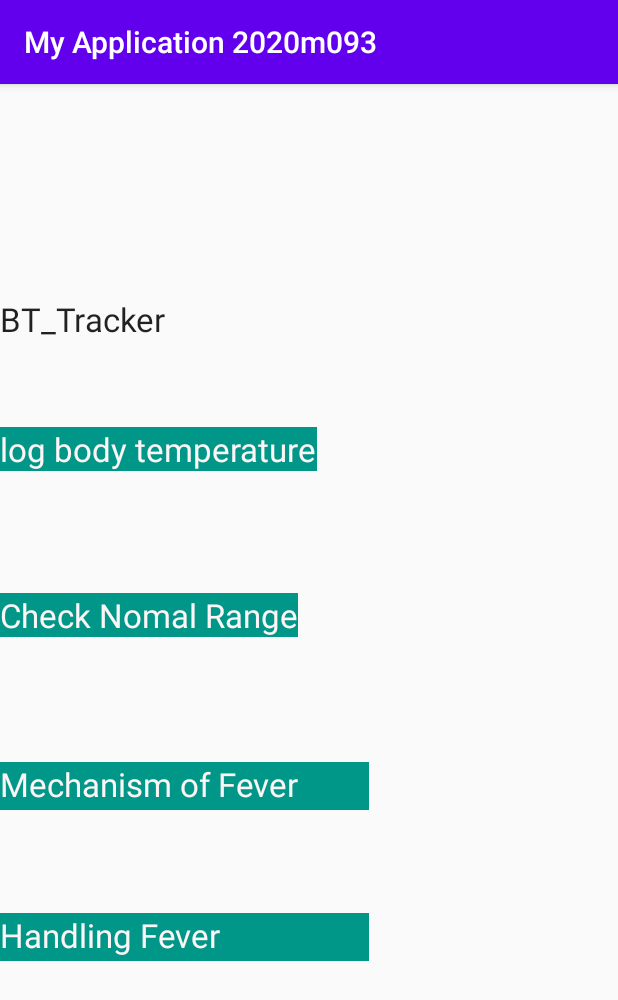
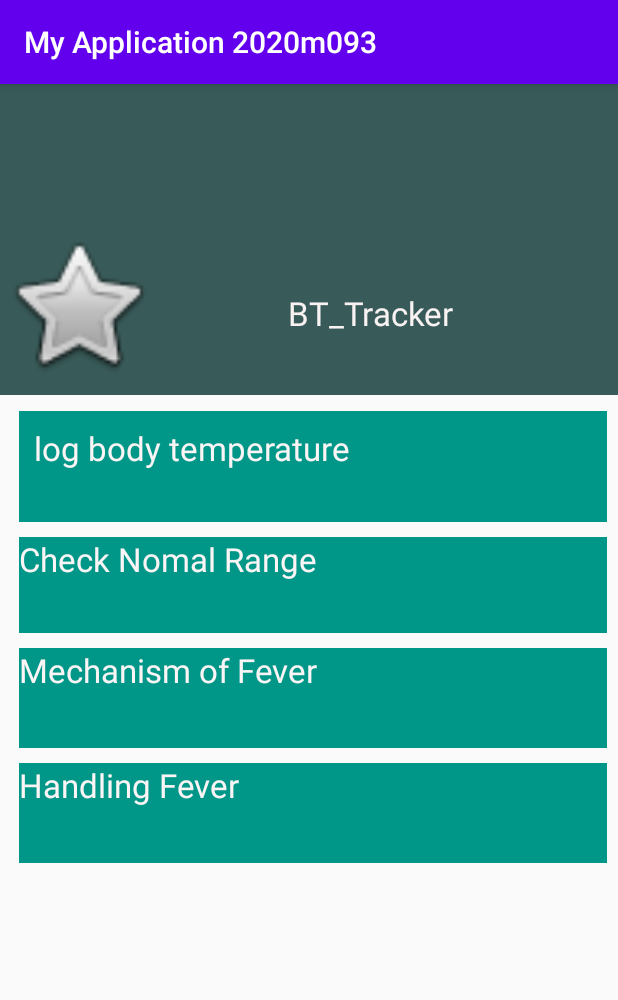
Before and after one commit to Asai0918/BT_Tracker, an Android app: the screen it shows after launch (MainActivity), on a phone screen of 412 x 824 dp. Shown: the top 1000 px of the screen. Run offline under Robolectric (Android 15) with nearby library versions, the phone set to English and light mode, and no system bars.

Commit message:
styled up Button 2,3,4.

```diff
--- a/app/src/main/res/layout/activity_main.xml
+++ b/app/src/main/res/layout/activity_main.xml
@@ -6,70 +6,111 @@
     android:layout_height="match_parent"
     tools:context=".MainActivity">
 
+    <View
+        android:id="@+id/titleBackground"
+        android:layout_width="422dp"
+        android:layout_height="207dp"
+        android:background="#385A58"
+        app:layout_constraintEnd_toEndOf="parent"
+        app:layout_constraintHorizontal_bias="0.066"
+        app:layout_constraintStart_toStartOf="parent"
+        app:layout_constraintTop_toTopOf="parent" />
+
     <TextView
-        android:id="@+id/MainButton4"
-        android:layout_width="246dp"
-        android:layout_height="32dp"
+        android:id="@+id/MainTitle"
+        android:layout_width="wrap_content"
+        android:layout_height="wrap_content"
+        android:layout_marginStart="88dp"
+        android:layout_marginLeft="88dp"
+        android:layout_marginBottom="40dp"
+        android:text="BT_Tracker"
+        android:textAppearance="@style/TextAppearance.AppCompat.Large"
+        android:textColor="#F8F2F2"
+        app:layout_constraintBottom_toBottomOf="@+id/titleBackground"
+        app:layout_constraintStart_toEndOf="@+id/titleimage" />
+
+    <ImageView
+        android:id="@+id/titleimage"
+        android:layout_width="104dp"
+        android:layout_height="120dp"
+        android:layout_marginTop="64dp"
+        app:layout_constraintBottom_toBottomOf="@+id/titleBackground"
+        app:layout_constraintStart_toStartOf="@+id/titleBackground"
+        app:srcCompat="@android:drawable/btn_star"/>
+
+
+    <LinearLayout
+        android:layout_width="392dp"
+        android:layout_height="301dp"
+        android:orientation="vertical"
+        app:layout_constraintBottom_toBottomOf="parent"
+        app:layout_constraintEnd_toEndOf="parent"
+        app:layout_constraintHorizontal_bias="0.62"
+        app:layout_constraintStart_toStartOf="parent"
+        app:layout_constraintTop_toBottomOf="@+id/titleBackground"
+        app:layout_constraintVertical_bias="0.04000002">
+
+        <TextView
+            android:id="@+id/MainButton1"
+            android:layout_width="match_parent"
+            android:layout_height="wrap_content"
+            android:layout_weight="1"
             android:background="#009688"
-        android:text="Handling Fever"
-        android:onClick="goToHandleActivity"
+            android:onClick="goToLogActivity"
+            android:paddingLeft="10dp"
+            android:paddingTop="10dp"
+            android:text="log body temperature"
             android:textAppearance="@style/TextAppearance.AppCompat.Large"
-        android:textColor="#FBF5F5"
-        app:layout_constraintBottom_toBottomOf="parent"
-        app:layout_constraintTop_toTopOf="parent"
-        app:layout_constraintVertical_bias="0.751"
-        tools:layout_editor_absoluteX="163dp" />
+            android:textColor="#FBF5F5" />
+
+        <View
+            android:id="@+id/view"
+            android:layout_width="match_parent"
+            android:layout_height="10dp" />
+
+        <TextView
+            android:id="@+id/MainButton2"
+            android:layout_width="match_parent"
+            android:layout_height="wrap_content"
+            android:layout_weight="1"
+            android:background="#009688"
+            android:onClick="goToNormalActivity"
+            android:text="Check Nomal Range"
+            android:textAppearance="@style/TextAppearance.AppCompat.Large"
+            android:textColor="#FBF5F5" />
+
+        <View
+            android:id="@+id/view5"
+            android:layout_width="match_parent"
+            android:layout_height="10dp" />
 
         <TextView
             android:id="@+id/MainButton3"
-        android:layout_width="246dp"
+            android:layout_width="match_parent"
             android:layout_height="32dp"
+            android:layout_weight="1"
             android:background="#009688"
+            android:onClick="goToMechanismActivity"
             android:text="Mechanism of Fever"
             android:textAppearance="@style/TextAppearance.AppCompat.Large"
-        android:textColor="#FBF5F5"
-        android:onClick="goToMechanismActivity"
-        app:layout_constraintBottom_toBottomOf="parent"
-        app:layout_constraintTop_toTopOf="parent"
-        app:layout_constraintVertical_bias="0.614"
-        tools:layout_editor_absoluteX="175dp" />
+            android:textColor="#FBF5F5" />
+
+        <View
+            android:id="@+id/view3"
+            android:layout_width="match_parent"
+            android:layout_height="10dp" />
 
         <TextView
-        android:id="@+id/textView"
-        android:layout_width="wrap_content"
-        android:layout_height="wrap_content"
-        android:text="BT_Tracker"
+            android:id="@+id/MainButton4"
+            android:layout_width="match_parent"
+            android:layout_height="32dp"
+            android:layout_weight="1"
+            android:background="#009688"
+            android:onClick="goToHandleActivity"
+            android:text="Handling Fever"
             android:textAppearance="@style/TextAppearance.AppCompat.Large"
-        app:layout_constraintBottom_toBottomOf="parent"
-        app:layout_constraintTop_toTopOf="parent"
-        app:layout_constraintVertical_bias="0.192"
-        tools:layout_editor_absoluteX="176dp" />
+            android:textColor="#FBF5F5" />
 
-    <TextView
-        android:id="@+id/MainButton1"
-        android:layout_width="wrap_content"
-        android:layout_height="wrap_content"
-        android:background="#009688"
-        android:text="log body temperature"
-        android:textAppearance="@style/TextAppearance.AppCompat.Large"
-        android:textColor="#FBF5F5"
-        android:onClick="goToLogActivity"
-        app:layout_constraintBottom_toBottomOf="parent"
-        app:layout_constraintTop_toTopOf="parent"
-        app:layout_constraintVertical_bias="0.31"
-        tools:layout_editor_absoluteX="176dp" />
+    </LinearLayout>
 
-    <TextView
-        android:id="@+id/MainButton2"
-        android:layout_width="wrap_content"
-        android:layout_height="wrap_content"
-        android:background="#009688"
-        android:text="Check Nomal Range"
-        android:textAppearance="@style/TextAppearance.AppCompat.Large"
-        android:textColor="#FBF5F5"
-        android:onClick="goToNormalActivity"
-        app:layout_constraintBottom_toBottomOf="parent"
-        app:layout_constraintTop_toTopOf="parent"
-        app:layout_constraintVertical_bias="0.459"
-        tools:layout_editor_absoluteX="176dp" />
 </androidx.constraintlayout.widget.ConstraintLayout>
```
Lines whose indentation alone changed are shown as unchanged.
